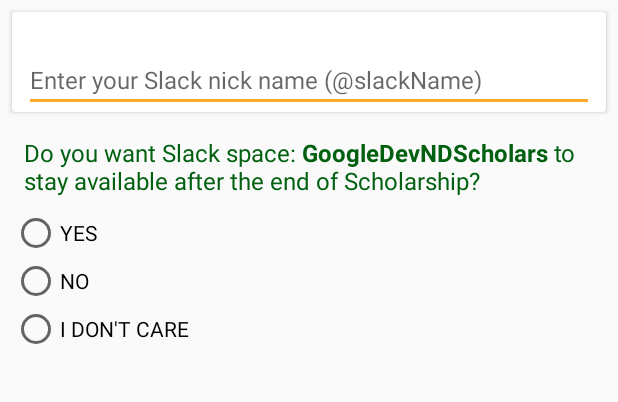
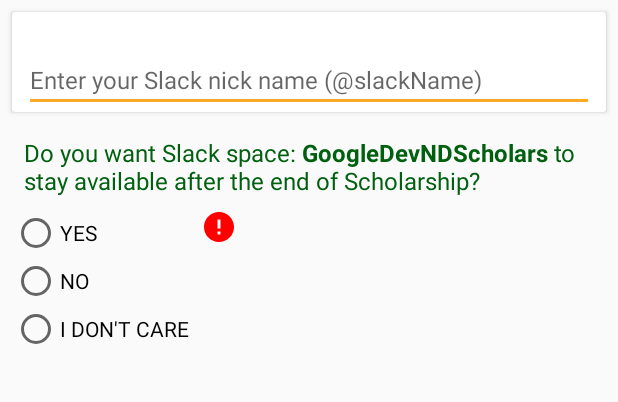
Before and after one commit to MalgoskaBou/VoteForSlack, an Android app: the layout activity_main.xml on its own in the app's theme, with its tools: preview values and no code run, on a phone screen of 412 x 824 dp. Shown: the top 402 px of the screen. Run offline under Robolectric (Android 15) with nearby library versions, the phone set to English and light mode, and no system bars.

```diff
--- a/app/build.gradle
+++ b/app/build.gradle
@@ -34,7 +34,7 @@ dependencies {
     implementation 'com.android.support:design:27.1.1'
     implementation 'com.android.support:cardview-v7:27.1.1'
 
-    //anko
+    //anko//
     implementation "org.jetbrains.anko:anko:$anko_version"
 }
 
--- a/app/src/main/java/com/codingawesometeam/android/vfs/WelcomeScreen.kt
+++ b/app/src/main/java/com/codingawesometeam/android/vfs/WelcomeScreen.kt
@@ -26,7 +26,7 @@ class WelcomeScreen : AppCompatActivity() {
 
     override fun onBackPressed() {
        alert(getString(R.string.close_app_info), getString(R.string.close_app)) {
-            yesButton { finishAffinity() }
+           yesButton { finish() }
             noButton { }
            isCancelable = false
         }.show()
--- /dev/null
+++ b/app/src/main/res/drawable/ic_error.xml
@@ -0,0 +1,10 @@
+<vector xmlns:android="http://schemas.android.com/apk/res/android"
+    android:width="24dp"
+    android:height="24dp"
+    android:tint="#FF0000"
+    android:viewportHeight="24.0"
+    android:viewportWidth="24.0">
+    <path
+        android:fillColor="#FF000000"
+        android:pathData="M12,2C6.48,2 2,6.48 2,12s4.48,10 10,10 10,-4.48 10,-10S17.52,2 12,2zM13,17h-2v-2h2v2zM13,13h-2L11,7h2v6z" />
+</vector>
--- a/app/src/main/res/layout/activity_main.xml
+++ b/app/src/main/res/layout/activity_main.xml
@@ -23,7 +23,7 @@
     app:layout_constraintTop_toTopOf="parent">
 
     <EditText
-        android:id="@+id/editText"
+        android:id="@+id/userNickName"
         android:layout_width="match_parent"
         android:layout_height="wrap_content"
         android:layout_marginEnd="8dp"
@@ -31,14 +31,14 @@
         android:layout_marginRight="8dp"
         android:layout_marginStart="8dp"
         android:layout_marginTop="24dp"
-        android:textSize="@dimen/text_size_edit"
+        android:gravity="bottom"
+        android:hint="@string/slack_nick_name"
         android:singleLine="true"
-        android:gravity="bottom"
-        android:hint="@string/slack_nick_name"/>
+        android:textSize="@dimen/text_size_edit" />
 </android.support.v7.widget.CardView>
 
     <TextView
-        android:id="@+id/textView"
+        android:id="@+id/questionText"
         android:layout_width="match_parent"
         android:layout_height="wrap_content"
         android:layout_margin="@dimen/margin_medium"
@@ -50,14 +50,14 @@
         app:layout_constraintTop_toBottomOf="@+id/cardview_name"/>
 
     <RadioGroup
-        android:id="@+id/radioGroup"
+        android:id="@+id/questionBGroup"
         android:layout_width="wrap_content"
         android:layout_height="wrap_content"
         android:layout_marginLeft="@dimen/margin_small"
         android:layout_marginStart="@dimen/margin_small"
         android:layout_marginTop="@dimen/margin_small"
         app:layout_constraintStart_toStartOf="parent"
-        app:layout_constraintTop_toBottomOf="@+id/textView">
+        app:layout_constraintTop_toBottomOf="@+id/questionText">
 
         <RadioButton
             android:id="@+id/radioButton1"
@@ -72,16 +72,16 @@
             android:layout_width="wrap_content"
             android:layout_height="wrap_content"
             android:layout_weight="1"
-            android:textAllCaps="true"
-            android:text="@string/no" />
+            android:text="@string/no"
+            android:textAllCaps="true" />
 
         <RadioButton
             android:id="@+id/radioButton3"
             android:layout_width="wrap_content"
             android:layout_height="wrap_content"
             android:layout_weight="1"
-            android:textAllCaps="true"
-            android:text="@string/i_don_t_care" />
+            android:text="@string/i_don_t_care"
+            android:textAllCaps="true" />
     </RadioGroup>
 
     <android.support.v7.widget.CardView
@@ -92,17 +92,17 @@
         app:layout_constraintBottom_toTopOf="@+id/button_cast_vote"
         app:layout_constraintEnd_toEndOf="parent"
         app:layout_constraintStart_toStartOf="parent"
-        app:layout_constraintTop_toBottomOf="@+id/radioGroup">
+        app:layout_constraintTop_toBottomOf="@+id/questionBGroup">
 
         <EditText
             android:id="@+id/editText2"
             android:layout_width="match_parent"
             android:layout_height="match_parent"
             android:layout_margin="@dimen/margin_small"
-        android:textSize="@dimen/text_size_edit"
+            android:gravity="bottom"
             android:hint="@string/why_love_slack"
             android:inputType="textMultiLine"
-        android:gravity="bottom"/>
+            android:textSize="@dimen/text_size_edit" />
     </android.support.v7.widget.CardView>
 
     <Button
@@ -118,5 +118,15 @@
         app:layout_constraintEnd_toEndOf="parent"
         app:layout_constraintStart_toStartOf="parent" />
 
+    <ImageView
+        android:id="@+id/radioGroupError"
+        android:layout_width="wrap_content"
+        android:layout_height="wrap_content"
+        android:layout_marginLeft="8dp"
+        android:layout_marginStart="8dp"
+        app:layout_constraintStart_toEndOf="@+id/questionBGroup"
+        app:layout_constraintTop_toTopOf="@+id/questionBGroup"
+        app:srcCompat="@drawable/ic_error" />
+
 </android.support.constraint.ConstraintLayout>
 </ScrollView>
```
Also changed, not shown: app/src/main/java/com/codingawesometeam/android/vfs/MainActivity.kt (+37 -4 lines). Lines whose indentation alone changed are shown as unchanged.
